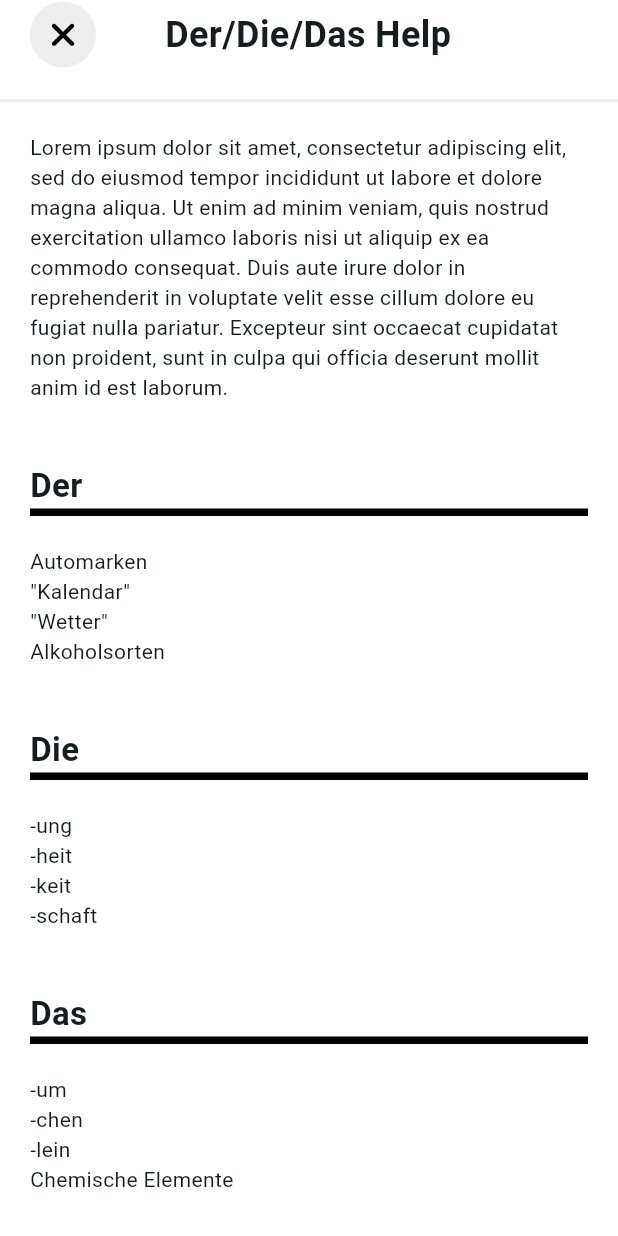
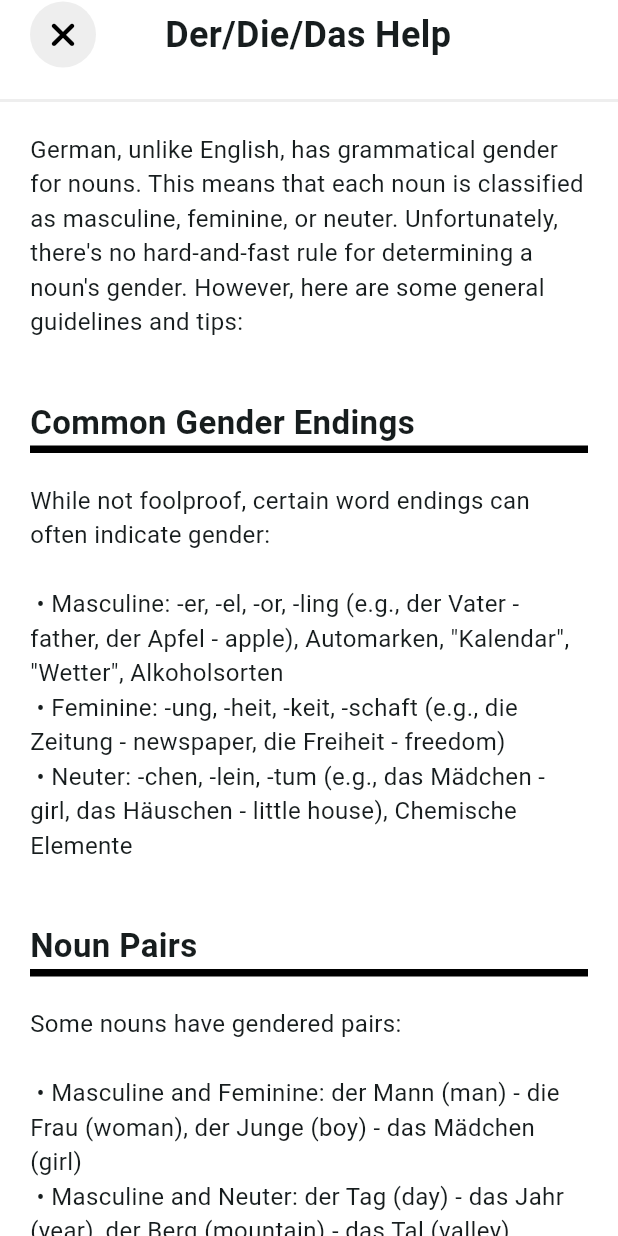
Before and after one commit to hertelendymm/ysty-style-words, a Flutter app: the DerDieDasHelpPage screen opened directly, on a phone screen of 412 x 824 dp. Run offline on Flutter 3.47's test engine with Material 3 defaults, Android fonts, the phone set to English and light mode, and no system bars; our stand-ins replace flutter_card_swiper, font_awesome_flutter, shared_preferences; accounts and stored records are empty; statements that could not run were skipped.

Commit message:
Text rewrite in the Help Page

```diff
--- a/lib/pages/derdiedas_help_page.dart
+++ b/lib/pages/derdiedas_help_page.dart
@@ -19,45 +19,29 @@ class DerDieDasHelpPage extends StatelessWidget {
                 /// padding: const EdgeInsets.all(40.0), <-- The bigger padding looks better
                 children: const [
                   Text(
-                      "Lorem ipsum dolor sit amet, consectetur adipiscing elit, sed do eiusmod tempor incididunt ut labore et dolore magna aliqua. Ut enim ad minim veniam, quis nostrud exercitation ullamco laboris nisi ut aliquip ex ea commodo consequat. Duis aute irure dolor in reprehenderit in voluptate velit esse cillum dolore eu fugiat nulla pariatur. Excepteur sint occaecat cupidatat non proident, sunt in culpa qui officia deserunt mollit anim id est laborum."),
+                      "German, unlike English, has grammatical gender for nouns. This means that each noun is classified as masculine, feminine, or neuter. Unfortunately, there's no hard-and-fast rule for determining a noun's gender. However, here are some general guidelines and tips:", style: TextStyle(fontSize: 16.0),),
                   SizedBox(
                     height: 20.0,
                   ),
-                  TitleWSeparator(title: "Der"),
-                  Column(
-                    crossAxisAlignment: CrossAxisAlignment.start,
-                    children: [
-                      Text("Automarken"),
-                      Text("\"Kalendar\""),
-                      Text("\"Wetter\""),
-                      Text("Alkoholsorten"),
-                    ],
-                  ),
+                  TitleWSeparator(title: 'Common Gender Endings'),
+                  Text("While not foolproof, certain word endings can often indicate gender:\n\n • Masculine: -er, -el, -or, -ling (e.g., der Vater - father, der Apfel - apple), Automarken, \"Kalendar\", \"Wetter\", Alkoholsorten\n • Feminine: -ung, -heit, -keit, -schaft (e.g., die Zeitung - newspaper, die Freiheit - freedom)\n • Neuter: -chen, -lein, -tum (e.g., das Mädchen - girl, das Häuschen - little house), Chemische Elemente", style: TextStyle(fontSize: 16.0),),
                   SizedBox(
                     height: 20.0,
                   ),
-                  TitleWSeparator(title: "Die"),
-                  Column(
-                    crossAxisAlignment: CrossAxisAlignment.start,
-                    children: [
-                      Text("-ung"),
-                      Text("-heit"),
-                      Text("-keit"),
-                      Text("-schaft"),
-                    ],
-                  ),
+                  TitleWSeparator(title: 'Noun Pairs'),
+                  Text("Some nouns have gendered pairs:\n\n • Masculine and Feminine: der Mann (man) - die Frau (woman), der Junge (boy) - das Mädchen (girl)\n • Masculine and Neuter: der Tag (day) - das Jahr (year), der Berg (mountain) - das Tal (valley)", style: TextStyle(fontSize: 16.0),),
                   SizedBox(
                     height: 20.0,
                   ),
-                  TitleWSeparator(title: "Das"),
-                  Column(
-                    crossAxisAlignment: CrossAxisAlignment.start,
-                    children: [
-                      Text("-um"),
-                      Text("-chen"),
-                      Text("-lein"),
-                      Text("Chemische Elemente"),
-                    ],
+                  TitleWSeparator(title: 'Cognates'),
+                  Text("If a German noun is a cognate with an English word, the gender often matches:\n\n • Masculine: der Vater (father), der Bruder (brother), der Garten (garden)\n • Feminine: die Mutter (mother), die Schwester (sister), die Küche (kitchen)\n • Neuter: das Haus (house), das Buch (book), das Auto (car)", style: TextStyle(fontSize: 16.0),),
+                  SizedBox(
+                    height: 20.0,
+                  ),
+                  TitleWSeparator(title: 'Practice and Exposure'),
+                  Text("The best way to learn German word genders is through consistent practice and exposure to the language. Read books, watch movies, and listen to music in German to familiarize yourself with the patterns and exceptions.", style: TextStyle(fontSize: 16.0),),
+                  SizedBox(
+                    height: 20.0,
                   ),
                 ],
               ),
```
